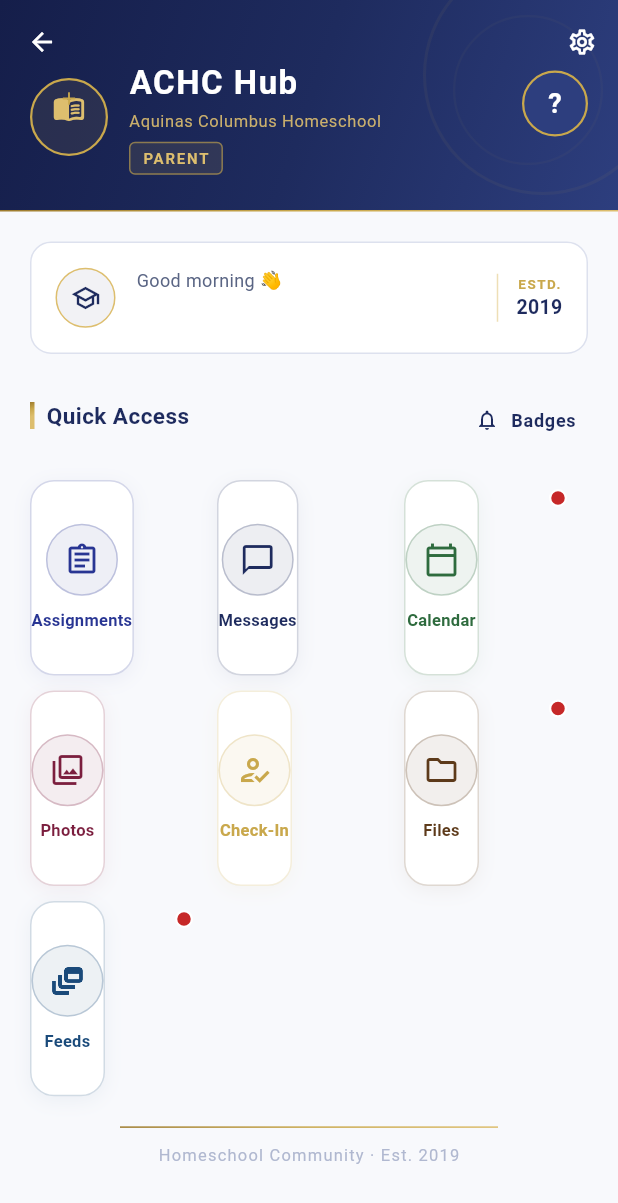
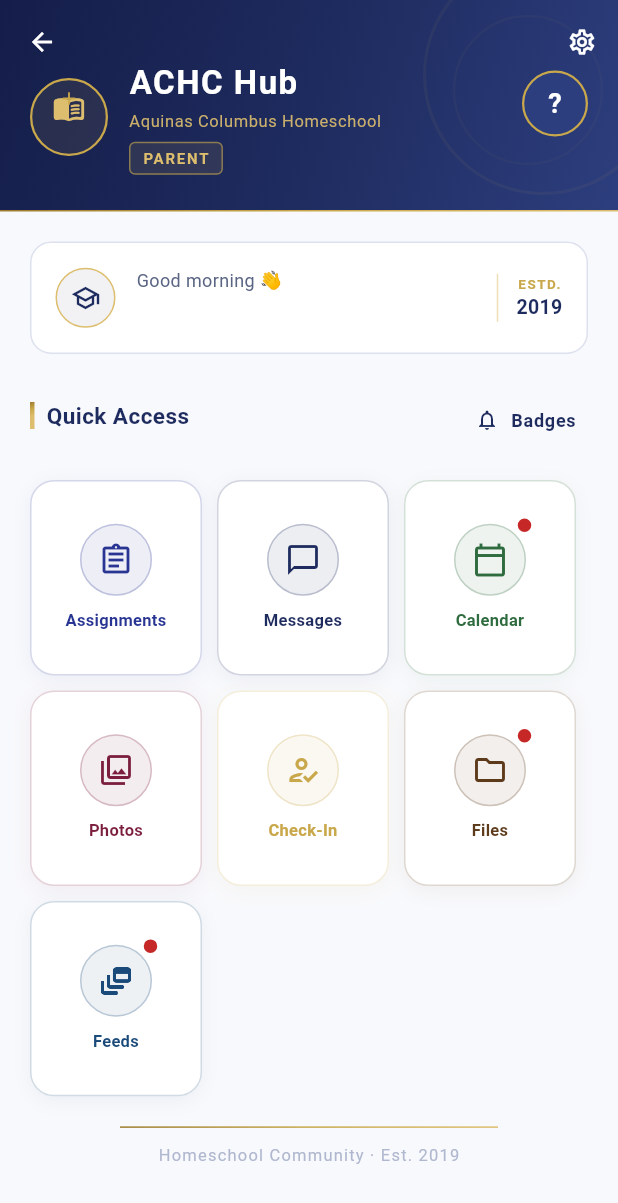
Before and after one commit to ewing111j/ACHC-Co-op-App, a Flutter app: the HomeScreen screen opened directly, on a phone screen of 412 x 824 dp. Shown: the top 1203 px of the screen. Run offline on Flutter 3.47's test engine with Material 3 defaults, Android fonts, the phone set to English and light mode, and no system bars; our stand-ins replace cloud_firestore, file_picker, firebase_auth, firebase_core, firebase_storage, pdf and 3 more; accounts and stored records are empty; generated files the repository leaves out were written again; Roboto replaces fonts that are missing (Georgia).

Commit message:
fix: badge overlaps icon circle directly, no Stack around full tile

```diff
--- a/lib/screens/home/home_screen.dart
+++ b/lib/screens/home/home_screen.dart
@@ -437,6 +437,10 @@ class _HomeScreenState extends State<HomeScreen> {
               padding: const EdgeInsets.symmetric(horizontal: 16, vertical: 14),
               child: Row(
                 children: [
+                  // Icon with badge overlaid
+                  Stack(
+                    clipBehavior: Clip.none,
+                    children: [
                       Container(
                         width: 44, height: 44,
                         decoration: BoxDecoration(
@@ -446,6 +450,21 @@ class _HomeScreenState extends State<HomeScreen> {
                             color: f.color.withValues(alpha: 0.25), width: 1),
                         ),
                         child: Icon(f.icon, color: f.color, size: 22),
+                      ),
+                      if (_notifPrefs[f.notifKey] ?? false)
+                        Positioned(
+                          top: -5,
+                          right: -5,
+                          child: _BadgeCounter(
+                            notifKey: f.notifKey ?? '',
+                            badgeQuery: f.badgeQuery,
+                            db: _db,
+                            userUid: user.uid,
+                            tileColor: f.color,
+                            lastSeenTs: _lastSeenTs['lastseen_${f.seenKey}'] ?? 0,
+                          ),
+                        ),
+                    ],
                   ),
                   const SizedBox(width: 14),
                   Text(f.label,
@@ -459,20 +478,6 @@ class _HomeScreenState extends State<HomeScreen> {
                     color: f.color.withValues(alpha: 0.5), size: 18),
                 ],
               ),
-            ),
-          ),
-          // Badge sits inside the tile at the top-right corner
-          if (_notifPrefs[f.notifKey] ?? false)
-            Positioned(
-              top: 6,
-              right: 6,
-              child: _BadgeCounter(
-                notifKey: f.notifKey ?? '',
-                badgeQuery: f.badgeQuery,
-                db: _db,
-                userUid: user.uid,
-                tileColor: f.color,
-                lastSeenTs: _lastSeenTs['lastseen_${f.seenKey}'] ?? 0,
             ),
           ),
         ],
@@ -723,13 +728,14 @@ class _FeatureTile extends StatelessWidget {
           ),
         );
       },
-      child: Stack(
-        children: [
-          // Tile body — fills the grid cell given by GridView
-          Container(
+      child: Container(
         decoration: AppTheme.featureTileDecoration(item.color),
         child: Column(
           mainAxisAlignment: MainAxisAlignment.center,
+          children: [
+            // Icon with badge overlaid on top-right of the circle
+            Stack(
+              clipBehavior: Clip.none,
               children: [
                 Container(
                   width: 48, height: 48,
@@ -741,20 +747,10 @@ class _FeatureTile extends StatelessWidget {
                   ),
                   child: Icon(item.icon, color: item.color, size: 24),
                 ),
-                const SizedBox(height: 8),
-                Text(item.label,
-                  style: TextStyle(
-                    fontSize: 11, fontWeight: FontWeight.w600,
-                    color: item.color, letterSpacing: 0.2),
-                  textAlign: TextAlign.center),
-              ],
-            ),
-          ),
-          // Badge sits inside the tile at the top-right corner
                 if (badgeEnabled && item.notifKey != null)
                   Positioned(
-              top: 6,
-              right: 6,
+                    top: -5,
+                    right: -5,
                     child: _BadgeCounter(
                       notifKey: item.notifKey!,
                       badgeQuery: item.badgeQuery,
@@ -765,6 +761,15 @@ class _FeatureTile extends StatelessWidget {
                     ),
                   ),
               ],
+            ),
+            const SizedBox(height: 8),
+            Text(item.label,
+              style: TextStyle(
+                fontSize: 11, fontWeight: FontWeight.w600,
+                color: item.color, letterSpacing: 0.2),
+              textAlign: TextAlign.center),
+          ],
+        ),
       ),
     );
   }
```
Lines whose indentation alone changed are shown as unchanged.
